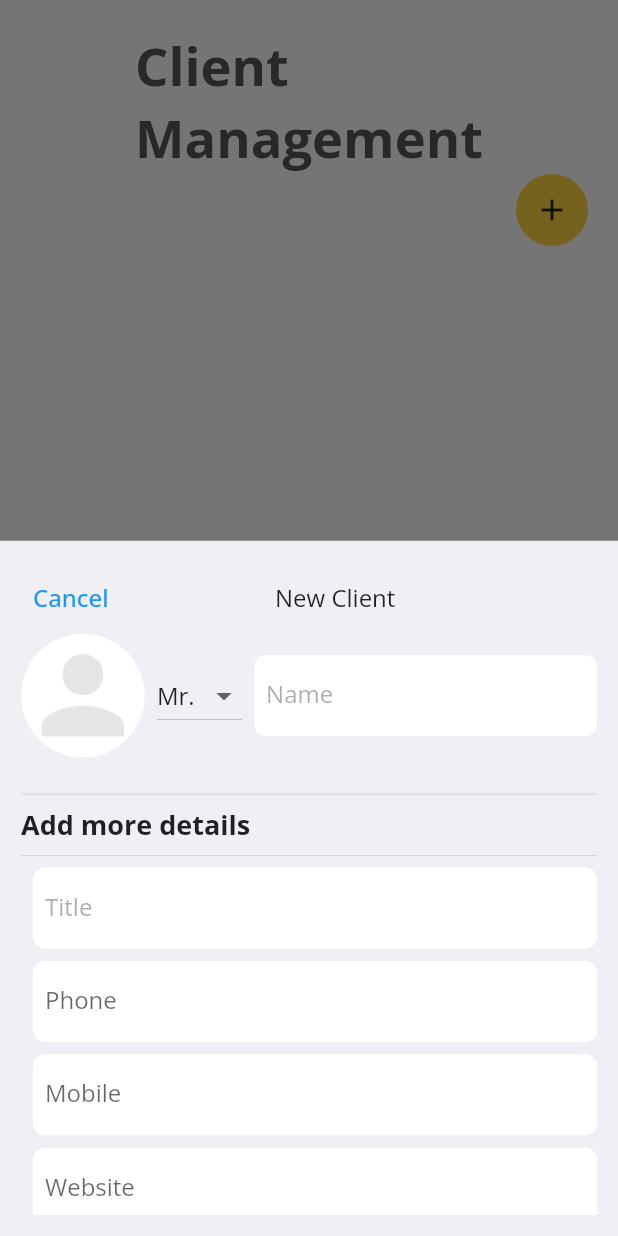
After one commit to akshay133/kbg, a Flutter app: the screen it shows once a user with an empty profile is signed in, after a tap on the "add" icon, on a phone screen of 412 x 824 dp. The commit adds this screen. Run offline on Flutter 3.47's test engine with Material 2 defaults, Android fonts, the phone set to English and light mode, and no system bars; our stand-ins replace cloud_firestore, firebase_auth, firebase_core, firebase_storage, get, google_fonts and 2 more; accounts and stored records are empty.

Commit message:
clients created

```diff
--- a/lib/constants/colors.dart
+++ b/lib/constants/colors.dart
@@ -2,3 +2,4 @@ import 'package:flutter/material.dart';
 
 const primaryColor = Color.fromRGBO(243, 218, 28, 1);
 const borderSideColor = Color.fromRGBO(250, 250, 251, 1);
+const grayColor = Color.fromRGBO(87, 88, 92, 1);
--- /dev/null
+++ b/lib/controller/auth_controller.dart
@@ -0,0 +1,73 @@
+import 'package:cloud_firestore/cloud_firestore.dart';
+import 'package:firebase_auth/firebase_auth.dart';
+import 'package:get/get.dart';
+import 'package:kbg/screens/home_screen_main.dart';
+import 'package:kbg/screens/splash_screen.dart';
+
+class AuthController extends GetxController {
+  final FirebaseAuth _auth = FirebaseAuth.instance;
+  Rxn<User> firebaseUser = Rxn<User>();
+  @override
+  void onReady() {
+    ever(firebaseUser, handleAuth);
+    firebaseUser.bindStream(_auth.authStateChanges());
+    super.onReady();
+  }
+
+  handleAuth(firebaseUser) {
+    if (firebaseUser == null || _auth.currentUser?.uid == null) {
+      Get.offAll(const SplashScreen());
+    } else {
+      Get.offAll(HomeScreenMain());
+    }
+  }
+
+  loginWithEmailAndPassword(String email, String password) async {
+    try {
+      await _auth
+          .signInWithEmailAndPassword(email: email, password: password)
+          .then((value) {
+        Get.offAll(HomeScreenMain());
+      });
+    } on FirebaseAuthException catch (err) {
+      Get.snackbar("error!", err.message!, snackPosition: SnackPosition.BOTTOM);
+    }
+  }
+
+  storeClientData(
+      String name,
+      String title,
+      String phone,
+      String mobile,
+      String website,
+      String email,
+      String activity,
+      String imgUrl,
+      String gender) async {
+    try {
+      Get.snackbar("Please wait...", '', snackPosition: SnackPosition.BOTTOM);
+      await FirebaseFirestore.instance
+          .collection("clients")
+          .doc(_auth.currentUser!.uid)
+          .set({
+        "name": name,
+        'title': title,
+        'phone': phone,
+        'mobile': mobile,
+        'website': website,
+        'email': email,
+        'activity': activity,
+        'imgUrl': imgUrl,
+        'gender': gender
+      }).then((value) {
+        Get.snackbar("New Client Added", "");
+      });
+    } on FirebaseException catch (err) {
+      Get.snackbar("error!", err.message!, snackPosition: SnackPosition.BOTTOM);
+    }
+  }
+
+  logout() async {
+    await _auth.signOut();
+  }
+}
--- /dev/null
+++ b/lib/controller/dashboard_controller.dart
@@ -0,0 +1,9 @@
+import 'package:get/get.dart';
+
+class DashboardController extends GetxController {
+  var tabIndex = 0;
+  void changeTabIndex(int index) {
+    tabIndex = index;
+    update();
+  }
+}
--- a/lib/main.dart
+++ b/lib/main.dart
@@ -1,11 +1,15 @@
+import 'package:firebase_core/firebase_core.dart';
 import 'package:flutter/material.dart';
 import 'package:get/get.dart';
 import 'package:google_fonts/google_fonts.dart';
+import 'package:kbg/controller/auth_controller.dart';
 
 import 'screens/splash_screen.dart';
 
-void main() {
+void main() async {
   WidgetsFlutterBinding.ensureInitialized();
+  await Firebase.initializeApp();
+  Get.put<AuthController>(AuthController());
   runApp(const MyApp());
 }
 
--- /dev/null
+++ b/lib/screens/chats_screen.dart
@@ -0,0 +1,10 @@
+import 'package:flutter/material.dart';
+
+class ChatsScreen extends StatelessWidget {
+  const ChatsScreen({Key? key}) : super(key: key);
+
+  @override
+  Widget build(BuildContext context) {
+    return Container();
+  }
+}
--- /dev/null
+++ b/lib/screens/client_screen.dart
@@ -0,0 +1,39 @@
+import 'package:flutter/material.dart';
+import 'package:get/get.dart';
+import 'package:kbg/constants/colors.dart';
+import 'package:kbg/widgets/bottom_sheet_widget.dart';
+
+class ClientScreen extends StatelessWidget {
+  const ClientScreen({Key? key}) : super(key: key);
+
+  @override
+  Widget build(BuildContext context) {
+    return Padding(
+      padding: const EdgeInsets.all(20),
+      child: Column(
+        mainAxisSize: MainAxisSize.min,
+        children: [
+          const Text(
+            'Client\nManagement',
+            style: TextStyle(
+                fontSize: 35, fontWeight: FontWeight.bold, color: grayColor),
+          ),
+          Align(
+            alignment: Alignment.centerRight,
+            child: Container(
+              decoration: const BoxDecoration(
+                  shape: BoxShape.circle, color: Colors.amberAccent),
+              child: IconButton(
+                  onPressed: () {
+                    Get.bottomSheet(BottomSheetWidget(), isDismissible: false);
+                  },
+                  icon: const Icon(
+                    Icons.add,
+                  )),
+            ),
+          )
+        ],
+      ),
+    );
+  }
+}
--- /dev/null
+++ b/lib/screens/engineer_screen.dart
@@ -0,0 +1,10 @@
+import 'package:flutter/material.dart';
+
+class EngineerScreen extends StatelessWidget {
+  const EngineerScreen({Key? key}) : super(key: key);
+
+  @override
+  Widget build(BuildContext context) {
+    return Container();
+  }
+}
--- /dev/null
+++ b/lib/screens/gallery_screen.dart
@@ -0,0 +1,10 @@
+import 'package:flutter/material.dart';
+
+class GalleryScreen extends StatelessWidget {
+  const GalleryScreen({Key? key}) : super(key: key);
+
+  @override
+  Widget build(BuildContext context) {
+    return Container();
+  }
+}
--- /dev/null
+++ b/lib/screens/home_screen_main.dart
@@ -0,0 +1,102 @@
+import 'package:flutter/material.dart';
+import 'package:get/get.dart';
+import 'package:kbg/constants/colors.dart';
+import 'package:kbg/controller/dashboard_controller.dart';
+import 'package:kbg/screens/chats_screen.dart';
+import 'package:kbg/screens/client_screen.dart';
+import 'package:kbg/screens/engineer_screen.dart';
+import 'package:kbg/screens/gallery_screen.dart';
+import 'package:kbg/screens/project_screen.dart';
+
+class HomeScreenMain extends StatelessWidget {
+  HomeScreenMain({Key? key}) : super(key: key);
+  @override
+  Widget build(BuildContext context) {
+    return GetBuilder<DashboardController>(
+        init: DashboardController(),
+        builder: (_) {
+          return Scaffold(
+            body: SafeArea(
+              child: IndexedStack(
+                index: _.tabIndex,
+                children: const [
+                  ClientScreen(),
+                  EngineerScreen(),
+                  ProjectScreen(),
+                  ChatsScreen(),
+                  GalleryScreen()
+                ],
+              ),
+            ),
+            bottomNavigationBar: BottomNavigationBar(
+              type: BottomNavigationBarType.fixed,
+              onTap: _.changeTabIndex,
+              selectedItemColor: primaryColor,
+              currentIndex: _.tabIndex,
+              items: [
+                BottomNavigationBarItem(
+                  icon: Image.asset(
+                    'assets/images/client.png',
+                    height: Get.height * 0.034,
+                  ),
+                  activeIcon: Image.asset(
+                    'assets/images/client.png',
+                    height: Get.height * 0.034,
+                    color: primaryColor,
+                  ),
+                  label: 'Client',
+                ),
+                BottomNavigationBarItem(
+                  icon: Image.asset(
+                    'assets/images/engineer.png',
+                    height: Get.height * 0.034,
+                  ),
+                  activeIcon: Image.asset(
+                    'assets/images/engineer.png',
+                    height: Get.height * 0.034,
+                    color: primaryColor,
+                  ),
+                  label: 'News',
+                ),
+                BottomNavigationBarItem(
+                  icon: Image.asset(
+                    'assets/images/project.png',
+                    height: Get.height * 0.034,
+                  ),
+                  activeIcon: Image.asset(
+                    'assets/images/project.png',
+                    height: Get.height * 0.034,
+                    color: primaryColor,
+                  ),
+                  label: 'Alerts',
+                ),
+                BottomNavigationBarItem(
+                  icon: Image.asset(
+                    'assets/images/chats.png',
+                    height: Get.height * 0.034,
+                  ),
+                  activeIcon: Image.asset(
+                    'assets/images/chats.png',
+                    height: Get.height * 0.034,
+                    color: primaryColor,
+                  ),
+                  label: 'Account',
+                ),
+                BottomNavigationBarItem(
+                  icon: Image.asset(
+                    'assets/images/gallery.png',
+                    height: Get.height * 0.034,
+                  ),
+                  label: 'News',
+                  activeIcon: Image.asset(
+                    'assets/images/gallery.png',
+                    height: Get.height * 0.034,
+                    color: primaryColor,
+                  ),
+                ),
+              ],
+            ),
+          );
+        });
+  }
+}
--- /dev/null
+++ b/lib/screens/project_screen.dart
@@ -0,0 +1,10 @@
+import 'package:flutter/material.dart';
+
+class ProjectScreen extends StatelessWidget {
+  const ProjectScreen({Key? key}) : super(key: key);
+
+  @override
+  Widget build(BuildContext context) {
+    return Container();
+  }
+}
--- /dev/null
+++ b/lib/widgets/bottom_sheet_widget.dart
@@ -0,0 +1,301 @@
+import 'dart:io';
+
+import 'package:firebase_storage/firebase_storage.dart';
+import 'package:flutter/material.dart';
+import 'package:get/get.dart';
+import 'package:image_picker/image_picker.dart';
+import 'package:kbg/constants/colors.dart';
+import 'package:kbg/controller/auth_controller.dart';
+
+class BottomSheetWidget extends StatefulWidget {
+  BottomSheetWidget({Key? key}) : super(key: key);
+
+  @override
+  State<BottomSheetWidget> createState() => _BottomSheetWidgetState();
+}
+
+class _BottomSheetWidgetState extends State<BottomSheetWidget> {
+  String? photoUrl;
+  String? gender = "Mr.";
+  File? _image;
+  final dbHelper = Get.put(AuthController());
+  final ImagePicker _picker = ImagePicker();
+  final _nameController = TextEditingController();
+  final _titleController = TextEditingController();
+  final _phoneController = TextEditingController();
+  final _mobileController = TextEditingController();
+  final _websiteController = TextEditingController();
+  final _emailController = TextEditingController();
+  final _activityController = TextEditingController();
+
+  _imgFromGallery() async {
+    final pickedImageFile =
+        await _picker.pickImage(source: ImageSource.gallery, imageQuality: 50);
+
+    setState(() {
+      _image = File(pickedImageFile!.path);
+    });
+
+    UploadTask photoPath = uploadPhoto(_image!);
+    final snapshot = await photoPath.whenComplete(() {});
+    photoUrl = await snapshot.ref.getDownloadURL();
+  }
+
+  uploadPhoto(File image) {
+    DateTime time = DateTime.now();
+    String filename = 'images/clients/${time.toString()}';
+    try {
+      final ref = FirebaseStorage.instance.ref(filename);
+      UploadTask task = ref.putFile(image);
+      return task;
+    } catch (e) {
+      print(e);
+    }
+  }
+
+  @override
+  void dispose() {
+    _nameController.dispose();
+    _titleController.dispose();
+    _phoneController.dispose();
+    _mobileController.dispose();
+    _websiteController.dispose();
+    _emailController.dispose();
+    _activityController.dispose();
+    super.dispose();
+  }
+
+  @override
+  Widget build(BuildContext context) {
+    return Container(
+      decoration: const BoxDecoration(color: Color.fromRGBO(240, 239, 246, 1)),
+      child: Padding(
+        padding: const EdgeInsets.all(14.0),
+        child: SingleChildScrollView(
+          child: Column(
+            crossAxisAlignment: CrossAxisAlignment.stretch,
+            children: [
+              Row(
+                children: [
+                  TextButton(
+                      onPressed: () {
+                        Get.back();
+                      },
+                      child: const Text(
+                        'Cancel',
+                        style: TextStyle(fontSize: 16),
+                      )),
+                  SizedBox(width: Get.width * 0.25),
+                  const Text(
+                    'New Client',
+                    style: TextStyle(fontSize: 16),
+                  ),
+                ],
+              ),
+              Row(
+                children: [
+                  InkWell(
+                    onTap: () {
+                      _imgFromGallery();
+                    },
+                    child: Align(
+                      alignment: Alignment.centerLeft,
+                      child: Container(
+                        clipBehavior: Clip.antiAlias,
+                        decoration: const BoxDecoration(
+                            shape: BoxShape.circle, color: Colors.white),
+                        child: _image == null
+                            ? Icon(
+                                Icons.person,
+                                size: Get.size.height * 0.1,
+                                color: grayColor.withOpacity(0.15),
+                              )
+                            : Image.file(
+                                _image!,
+                                height: Get.size.height * 0.1,
+                                width: Get.size.width * 0.2,
+                                fit: BoxFit.cover,
+                              ),
+                      ),
+                    ),
+                  ),
+                  SizedBox(
+                    width: Get.width * 0.02,
+                  ),
+                  DropdownButton<String>(
+                    value: gender,
+                    items: <String>['Mr.', 'Mrs.'].map((String value) {
+                      return DropdownMenuItem<String>(
+                        value: value,
+                        child: Text(value),
+                      );
+                    }).toList(),
+                    onChanged: (val) {
+                      setState(() {
+                        gender = val;
+                      });
+                    },
+                  ),
+                  Expanded(
+                    child: Container(
+                      margin: const EdgeInsets.only(left: 8),
+                      decoration: BoxDecoration(
+                          color: Colors.white,
+                          borderRadius: BorderRadius.circular(8)),
+                      child: TextField(
+                        controller: _nameController,
+                        decoration: InputDecoration(
+                            border: InputBorder.none,
+                            labelText: 'Name',
+                            labelStyle:
+                                TextStyle(color: grayColor.withOpacity(0.5)),
+                            contentPadding: const EdgeInsets.all(8)),
+                      ),
+                    ),
+                  )
+                ],
+              ),
+              SizedBox(
+                height: Get.height * 0.02,
+              ),
+              const Divider(),
+              const Text(
+                'Add more details',
+                style: TextStyle(fontSize: 18, fontWeight: FontWeight.bold),
+              ),
+              const Divider(),
+              Container(
+                margin: const EdgeInsets.only(left: 8),
+                decoration: BoxDecoration(
+                    color: Colors.white,
+                    borderRadius: BorderRadius.circular(8)),
+                child: TextField(
+                  controller: _titleController,
+                  decoration: InputDecoration(
+                      border: InputBorder.none,
+                      labelText: 'Title',
+                      labelStyle: TextStyle(color: grayColor.withOpacity(0.5)),
+                      contentPadding: EdgeInsets.all(8)),
+                ),
+              ),
+              SizedBox(
+                height: Get.height * 0.01,
+              ),
+              Container(
+                margin: const EdgeInsets.only(left: 8),
+                decoration: BoxDecoration(
+                    color: Colors.white,
+                    borderRadius: BorderRadius.circular(8)),
+                child: TextField(
+                  controller: _phoneController,
+                  keyboardType: TextInputType.phone,
+                  decoration: InputDecoration(
+                      border: InputBorder.none,
+                      labelText: 'Phone',
+                      hintText: 'Company Phone',
+                      hintStyle: TextStyle(color: grayColor.withOpacity(0.5)),
+                      contentPadding: const EdgeInsets.all(8)),
+                ),
+              ),
+              SizedBox(
+                height: Get.height * 0.01,
+              ),
+              Container(
+                margin: const EdgeInsets.only(left: 8),
+                decoration: BoxDecoration(
+                    color: Colors.white,
+                    borderRadius: BorderRadius.circular(8)),
+                child: TextField(
+                  controller: _mobileController,
+                  keyboardType: TextInputType.phone,
+                  decoration: InputDecoration(
+                      border: InputBorder.none,
+                      labelText: 'Mobile',
+                      hintText: 'Client Mobile',
+                      hintStyle: TextStyle(color: grayColor.withOpacity(0.5)),
+                      contentPadding: const EdgeInsets.all(8)),
+                ),
+              ),
+              SizedBox(
+                height: Get.height * 0.01,
+              ),
+              Container(
+                margin: const EdgeInsets.only(left: 8),
+                decoration: BoxDecoration(
+                    color: Colors.white,
+                    borderRadius: BorderRadius.circular(8)),
+                child: TextField(
+                  controller: _websiteController,
+                  decoration: InputDecoration(
+                      border: InputBorder.none,
+                      labelText: 'Website',
+                      hintText: 'Company.site',
+                      hintStyle: TextStyle(color: grayColor.withOpacity(0.5)),
+                      contentPadding: const EdgeInsets.all(8)),
+                ),
+              ),
+              SizedBox(
+                height: Get.height * 0.01,
+              ),
+              Container(
+                margin: const EdgeInsets.only(left: 8),
+                decoration: BoxDecoration(
+                    color: Colors.white,
+                    borderRadius: BorderRadius.circular(8)),
+                child: TextField(
+                  controller: _emailController,
+                  keyboardType: TextInputType.emailAddress,
+                  decoration: InputDecoration(
+                      border: InputBorder.none,
+                      labelText: 'Email',
+                      hintText: 'Company@mail.com',
+                      hintStyle: TextStyle(color: grayColor.withOpacity(0.5)),
+                      contentPadding: const EdgeInsets.all(8)),
+                ),
+              ),
+              SizedBox(
+                height: Get.height * 0.01,
+              ),
+              Container(
+                height: Get.height * 0.1,
+                margin: const EdgeInsets.only(left: 8),
+                decoration: BoxDecoration(
+                    color: Colors.white,
+                    borderRadius: BorderRadius.circular(8)),
+                child: TextField(
+                  controller: _activityController,
+                  maxLines: 5,
+                  minLines: 1,
+                  decoration: InputDecoration(
+                      border: InputBorder.none,
+                      labelText: 'Activities',
+                      hintText: 'Some notes about the client',
+                      hintStyle: TextStyle(color: grayColor.withOpacity(0.5)),
+                      contentPadding: const EdgeInsets.all(8)),
+                ),
+              ),
+              SizedBox(
+                height: Get.height * 0.01,
+              ),
+              ElevatedButton(
+                  onPressed: () {
+                    dbHelper.storeClientData(
+                        _nameController.text,
+                        _titleController.text,
+                        _phoneController.text,
+                        _mobileController.text,
+                        _websiteController.text,
+                        _emailController.text,
+                        _activityController.text,
+                        photoUrl!,
+                        gender!);
+                  },
+                  style: ElevatedButton.styleFrom(shape: const StadiumBorder()),
+                  child: const Text('ADD CLIENT'))
+            ],
+          ),
+        ),
+      ),
+    );
+  }
+}
--- a/lib/widgets/login_widget.dart
+++ b/lib/widgets/login_widget.dart
@@ -2,6 +2,7 @@ import 'package:flutter/material.dart';
 import 'package:get/get.dart';
 import 'package:kbg/constants/colors.dart';
 import 'package:kbg/constants/shapes_and_styles.dart';
+import 'package:kbg/controller/auth_controller.dart';
 
 class LoginWidget extends StatefulWidget {
   const LoginWidget({Key? key}) : super(key: key);
@@ -14,6 +15,7 @@ class _LoginWidgetState extends State<LoginWidget> {
   final _emailController = TextEditingController();
   final _passwordController = TextEditingController();
   bool _obscureText = true;
+  final _authController = Get.put(AuthController());
   // Toggles the password show status
   void _toggle() {
     setState(() {
@@ -23,7 +25,8 @@ class _LoginWidgetState extends State<LoginWidget> {
 
   @override
   void dispose() {
-    // TODO: implement dispose
+    _emailController.dispose();
+    _passwordController.dispose();
     super.dispose();
   }
 
@@ -79,20 +82,15 @@ class _LoginWidgetState extends State<LoginWidget> {
               SizedBox(
                 height: Get.height * 0.01,
               ),
-              SizedBox(
-                height: Get.height * 0.05,
+              Container(
+                decoration: const BoxDecoration(
+                  color: borderSideColor,
+                ),
                 child: TextField(
                   controller: _emailController,
                   decoration: const InputDecoration(
-                    fillColor: borderSideColor,
-                    filled: true,
+                    contentPadding: EdgeInsets.only(left: 10, right: 10),
                     border: InputBorder.none,
-                    focusedBorder: OutlineInputBorder(
-                      borderSide: BorderSide(color: Colors.white70),
-                    ),
-                    enabledBorder: UnderlineInputBorder(
-                      borderSide: BorderSide(color: Colors.white70),
-                    ),
                   ),
                 ),
               ),
@@ -106,15 +104,16 @@ class _LoginWidgetState extends State<LoginWidget> {
               SizedBox(
                 height: Get.height * 0.01,
               ),
-              SizedBox(
-                height: Get.height * 0.05,
+              Container(
+                decoration: const BoxDecoration(
+                  color: borderSideColor,
+                ),
                 child: TextField(
                   controller: _passwordController,
                   obscureText: _obscureText,
                   keyboardType: TextInputType.visiblePassword,
                   decoration: InputDecoration(
-                    fillColor: borderSideColor,
-                    filled: true,
+                    contentPadding: const EdgeInsets.only(left: 10, right: 10),
                     suffix: IconButton(
                         onPressed: _toggle,
                         icon: Icon(_obscureText
@@ -133,13 +132,25 @@ class _LoginWidgetState extends State<LoginWidget> {
                     .copyWith(fontWeight: FontWeight.bold),
               ),
               SizedBox(
-                height: Get.height * 0.1,
+                height: Get.height * 0.08,
               ),
               ElevatedButton(
                 style: ElevatedButton.styleFrom(
                     primary: primaryColor,
                     minimumSize: Size(Get.width, Get.height * 0.05)),
-                onPressed: () {},
+                onPressed: () {
+                  if (_emailController.text.isEmpty ||
+                      _passwordController.text.isEmpty) {
+                    Get.snackbar(
+                      "Required!",
+                      "All fields are required",
+                      snackPosition: SnackPosition.BOTTOM,
+                    );
+                  }
+                  _authController.loginWithEmailAndPassword(
+                      _emailController.text.trim(),
+                      _passwordController.text.trim());
+                },
                 child: const Text(
                   'Login',
                   style: TextStyle(
--- a/pubspec.yaml
+++ b/pubspec.yaml
@@ -37,6 +37,12 @@ dependencies:
   get: ^4.3.8
   sliding_up_panel: ^2.0.0+1
   google_fonts: ^2.1.0
+  firebase_core: ^1.7.0
+  firebase_auth: ^3.1.3
+  cloud_firestore: ^2.5.3
+  firebase_storage: ^10.0.6
+  cached_network_image: ^3.1.0
+  image_picker: ^0.8.4+4
 
 dev_dependencies:
   flutter_test:
```
Also changed, not shown: assets/images/chats.png (added), assets/images/client.png (added), assets/images/engineer.png (added), assets/images/gallery.png (added), assets/images/project.png (added), pubspec.lock, 2 other files.
